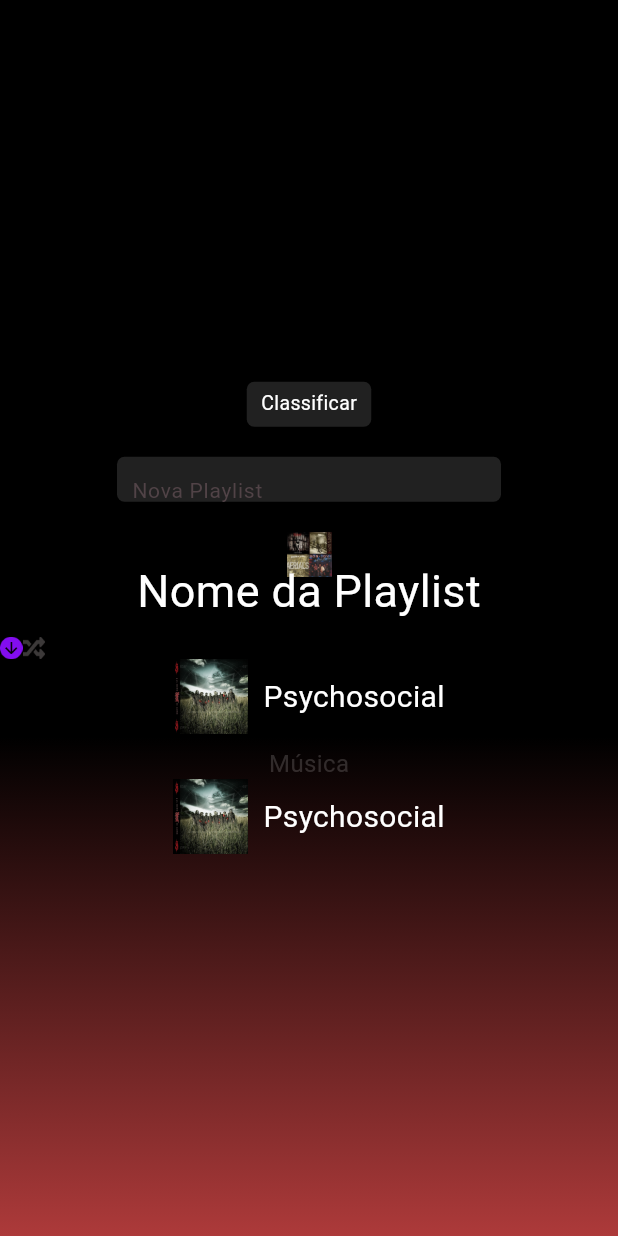
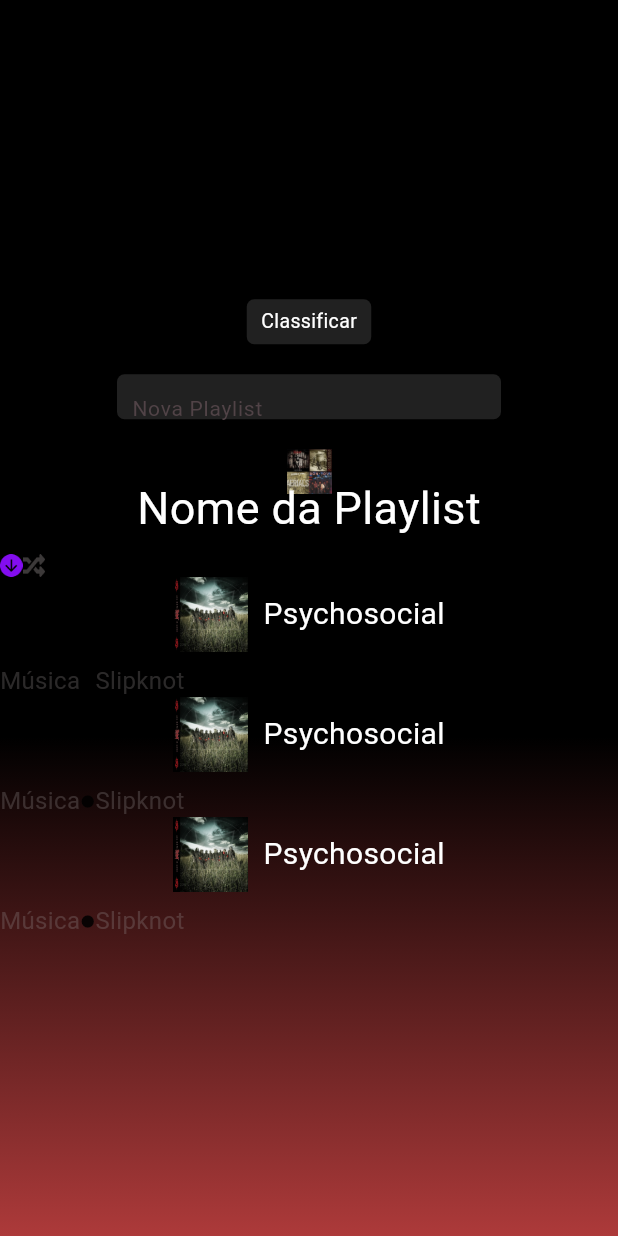
Before and after one commit to GuizinSX7/Jacksons, a Flutter app: the Playlist screen opened directly, on a phone screen of 412 x 824 dp. Run offline on Flutter 3.47's test engine with Material 3 defaults, Android fonts, the light colour scheme and no system bars; our stand-ins replace animated_splash_screen, lottie; Roboto replaces fonts that are missing (ABeeZee).

Commit message:
playlist v3

```diff
--- a/projeto/lib/pages/Playlist.dart
+++ b/projeto/lib/pages/Playlist.dart
@@ -142,14 +142,33 @@
 
               // Text "Música" below "Psychosocial"
               const SizedBox(height: 10), // Space between "Psychosocial" and "Música"
+              const Row(
+                children: [
+                  Text(
+                    "Música",
+                    style: TextStyle(
+                      color: Color.fromRGBO(143, 137, 137, 0.30), // Color rgba(143, 137, 137, 0.30)
+                      fontSize: 16, // Font size
+                      fontWeight: FontWeight.w400, // Font weight
+                      height: 20 / 16, // Line height of 20px
+                    ),
+            ),
+              Icon(
+                Icons.circle,
+                size: 10,
+              ),
               Text(
-                "Música",
+                "Slipknot",
                 style: TextStyle(
-                  color: const Color.fromRGBO(143, 137, 137, 0.30), // Color rgba(143, 137, 137, 0.30)
+                  color: Color.fromRGBO(143, 137, 137, 0.30), // Color rgba(143, 137, 137, 0.30)
                   fontSize: 16, // Font size
                   fontWeight: FontWeight.w400, // Font weight
                   height: 20 / 16, // Line height of 20px
                 ),
+              ),
+                ]
+
+
               ),
 
               Row(
@@ -169,6 +188,87 @@
                   ),
                 ],
               ),
+
+              // Text "Música" below "Psychosocial"
+              const SizedBox(height: 10), // Space between "Psychosocial" and "Música"
+              const Row(
+                children: [
+                  Text(
+                    "Música",
+                    style: TextStyle(
+                      color: Color.fromRGBO(143, 137, 137, 0.30), // Color rgba(143, 137, 137, 0.30)
+                      fontSize: 16, // Font size
+                      fontWeight: FontWeight.w400, // Font weight
+                      height: 20 / 16, // Line height of 20px
+                    ),
+            ),
+              Icon(
+                Icons.circle,
+                size: 10,
+              ),
+              Text(
+                "Slipknot",
+                style: TextStyle(
+                  color: Color.fromRGBO(143, 137, 137, 0.30), // Color rgba(143, 137, 137, 0.30)
+                  fontSize: 16, // Font size
+                  fontWeight: FontWeight.w400, // Font weight
+                  height: 20 / 16, // Line height of 20px
+                ),
+              ),
+                ]
+
+
+              ),
+
+                            Row(
+                mainAxisAlignment: MainAxisAlignment.center, // Center items in the row
+                children: [
+                  Image.asset(
+                    'assets/slipknot_image.jpg',
+                    width: 50, // Set the desired width for the image
+                  ),
+                  const SizedBox(width: 10), // Space between image and text
+                  const Text(
+                    "Psychosocial",
+                    style: TextStyle(
+                      color: Colors.white, // Adding style for better readability
+                      fontSize: 20, // Optional: Adjust font size as desired
+                    ),
+                  ),
+                ],
+              ),
+
+              // Text "Música" below "Psychosocial"
+              const SizedBox(height: 10), // Space between "Psychosocial" and "Música"
+              const Row(
+                children: [
+                  Text(
+                    "Música",
+                    style: TextStyle(
+                      color: Color.fromRGBO(143, 137, 137, 0.30), // Color rgba(143, 137, 137, 0.30)
+                      fontSize: 16, // Font size
+                      fontWeight: FontWeight.w400, // Font weight
+                      height: 20 / 16, // Line height of 20px
+                    ),
+            ),
+              Icon(
+                Icons.circle,
+                size: 10,
+              ),
+              Text(
+                "Slipknot",
+                style: TextStyle(
+                  color: Color.fromRGBO(143, 137, 137, 0.30), // Color rgba(143, 137, 137, 0.30)
+                  fontSize: 16, // Font size
+                  fontWeight: FontWeight.w400, // Font weight
+                  height: 20 / 16, // Line height of 20px
+                ),
+              ),
+                ]
+
+
+              ),
+
             ],
           ),
         ),
```
Also changed, not shown: projeto/pubspec.lock.
